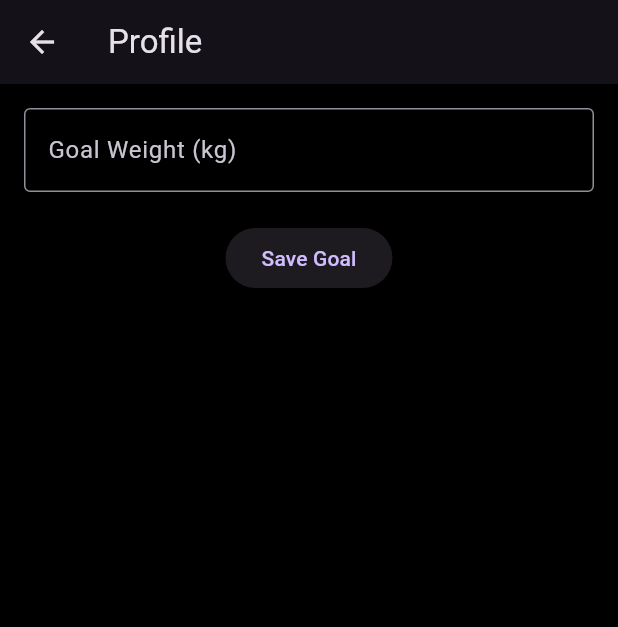
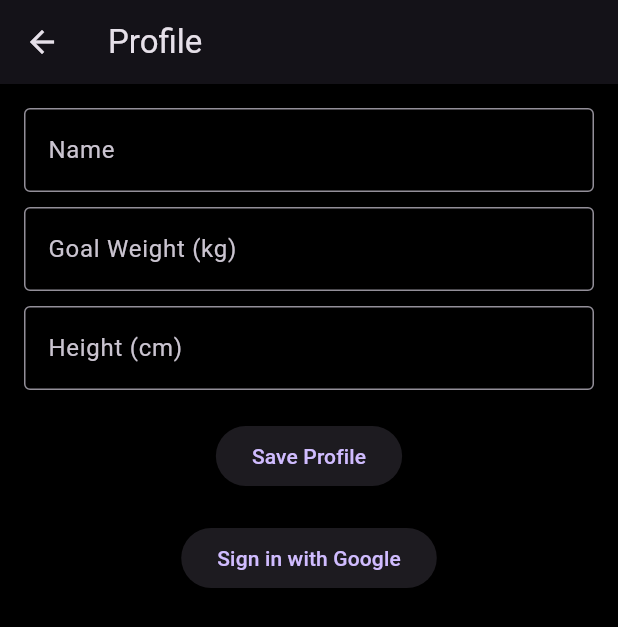
Before and after one commit to deek-shan-t/weight-tracker, a Flutter app: the ProfileScreen screen opened directly, on a phone screen of 412 x 824 dp. Shown: the top 627 px of the screen. Run offline on Flutter 3.47's test engine with Material 3 defaults, Android fonts, the phone set to English and light mode, and no system bars; our stand-ins replace fl_chart, google_sign_in, shared_preferences; accounts and stored records are empty.

Commit message:
Committed just before notifications, Profile UI left for refurbished

```diff
--- a/lib/main.dart
+++ b/lib/main.dart
@@ -1,5 +1,5 @@
 import 'package:flutter/material.dart';
-import 'screens/home_screen.dart';
+import 'widgets/main_navigation.dart'; // Import the new component
 
 void main() {
   runApp(WeightTrackingApp());
@@ -13,7 +13,7 @@ class WeightTrackingApp extends StatelessWidget {
       theme: ThemeData.dark().copyWith(
         scaffoldBackgroundColor: Colors.black,
       ),
-      home: HomeScreen(),
+      home: MainNavigation(),
     );
   }
 }
--- a/lib/screens/profile_screen.dart
+++ b/lib/screens/profile_screen.dart
@@ -1,5 +1,6 @@
 import 'package:flutter/material.dart';
 import 'package:shared_preferences/shared_preferences.dart';
+import 'package:google_sign_in/google_sign_in.dart';
 
 class ProfileScreen extends StatefulWidget {
   const ProfileScreen({Key? key}) : super(key: key);
@@ -10,31 +11,68 @@ class ProfileScreen extends StatefulWidget {
 
 class _ProfileScreenState extends State<ProfileScreen> {
   final TextEditingController _goalWeightController = TextEditingController();
+  final TextEditingController _heightController = TextEditingController();
+  final TextEditingController _nameController = TextEditingController();
   double? _goalWeight;
+  String? _name;
+  double? _height;
+
+  final GoogleSignIn _googleSignIn = GoogleSignIn();
 
   @override
   void initState() {
     super.initState();
-    _loadGoalWeight();
+    _loadUserData();
   }
 
-  Future<void> _loadGoalWeight() async {
+  // Load user data from SharedPreferences
+  Future<void> _loadUserData() async {
     final prefs = await SharedPreferences.getInstance();
     setState(() {
       _goalWeight = prefs.getDouble('goalWeight');
-      if (_goalWeight != null) {
-        _goalWeightController.text = _goalWeight.toString();
+      _height = prefs.getDouble('height');
+      _name = prefs.getString('name');
+      _goalWeightController.text = _goalWeight?.toString() ?? _goalWeightController.text;
+      if (_height != null) {
+        _heightController.text = _height.toString();
+      }
+      if (_name != null) {
+        _nameController.text = _name!;
       }
     });
   }
 
-  Future<void> _saveGoalWeight() async {
+  // Save user data to SharedPreferences
+  Future<void> _saveUserData() async {
     final prefs = await SharedPreferences.getInstance();
     final double? parsedWeight = double.tryParse(_goalWeightController.text);
-    if (parsedWeight != null) {
+    final double? parsedHeight = double.tryParse(_heightController.text);
+    final String name = _nameController.text;
+
+    if (parsedWeight != null && parsedHeight != null && name.isNotEmpty) {
       await prefs.setDouble('goalWeight', parsedWeight);
+      await prefs.setDouble('height', parsedHeight);
+      await prefs.setString('name', name);
       ScaffoldMessenger.of(context).showSnackBar(
-        SnackBar(content: Text('Goal weight saved')),
+        SnackBar(content: Text('Profile data saved')),
+      );
+    }
+  }
+
+  // Sign-in with Google
+  Future<void> _signInWithGoogle() async {
+    try {
+      final GoogleSignInAccount? googleUser = await _googleSignIn.signIn();
+      if (googleUser != null) {
+        final prefs = await SharedPreferences.getInstance();
+        await prefs.setString('googleEmail', googleUser.email);
+        ScaffoldMessenger.of(context).showSnackBar(
+          SnackBar(content: Text('Signed in as ${googleUser.email}')),
+        );
+      }
+    } catch (error) {
+      ScaffoldMessenger.of(context).showSnackBar(
+        SnackBar(content: Text('Google sign-in failed: $error')),
       );
     }
   }
@@ -48,6 +86,14 @@ class _ProfileScreenState extends State<ProfileScreen> {
         child: Column(
           children: [
             TextField(
+              controller: _nameController,
+              decoration: InputDecoration(
+                labelText: 'Name',
+                border: OutlineInputBorder(),
+              ),
+            ),
+            const SizedBox(height: 10),
+            TextField(
               controller: _goalWeightController,
               keyboardType: TextInputType.number,
               decoration: InputDecoration(
@@ -55,10 +101,24 @@ class _ProfileScreenState extends State<ProfileScreen> {
                 border: OutlineInputBorder(),
               ),
             ),
+            const SizedBox(height: 10),
+            TextField(
+              controller: _heightController,
+              keyboardType: TextInputType.number,
+              decoration: InputDecoration(
+                labelText: 'Height (cm)',
+                border: OutlineInputBorder(),
+              ),
+            ),
             const SizedBox(height: 20),
             ElevatedButton(
-              onPressed: _saveGoalWeight,
-              child: Text('Save Goal'),
+              onPressed: _saveUserData,
+              child: Text('Save Profile'),
+            ),
+            const SizedBox(height: 20),
+            ElevatedButton(
+              onPressed: _signInWithGoogle,
+              child: Text('Sign in with Google'),
             ),
           ],
         ),
--- a/pubspec.yaml
+++ b/pubspec.yaml
@@ -37,6 +37,9 @@ dependencies:
   fl_chart: ^0.70.2
   shared_preferences: ^2.5.3
   intl: ^0.20.2
+  google_sign_in: ^6.1.0
+  flutter_local_notifications: ^19.1.0
+  timezone: ^0.10.1
 
 dev_dependencies:
   flutter_test:
```
Also changed, not shown: lib/screens/home_screen.dart (+6 -25 lines), lib/screens/statistics_screen.dart (added, +12 -0 lines), lib/widgets/main_navigation.dart (added, +53 -0 lines), lib/widgets/weight_chart.dart (+13 -4 lines), pubspec.lock, 2 other files.
